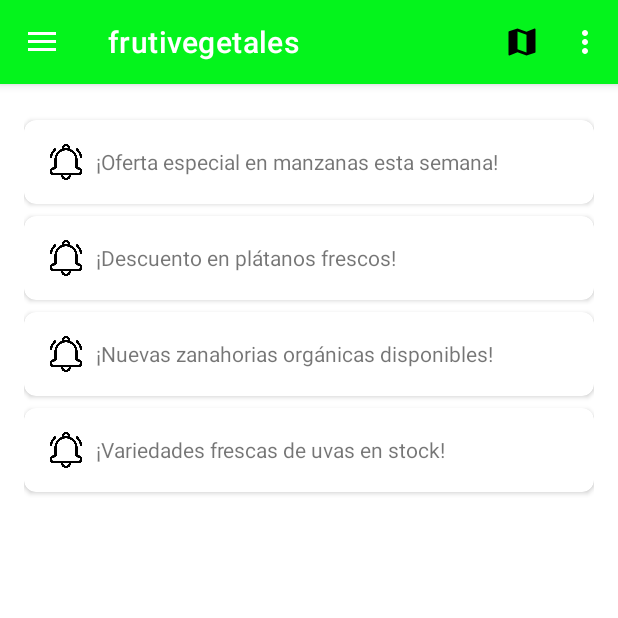
After one commit to yurani25/frutivegetales3, an Android app: the fragment NotificacionesFragment placed in its activity, on a phone screen of 412 x 824 dp, the top half of it. The commit adds this screen. Run offline under Robolectric (Android 15) with nearby library versions, the phone set to English and light mode, and no system bars.

Commit message:
notificaciones

```diff
--- a/app/src/main/java/com/example/navigationdrawerkotlin/EditProfileFragment.kt
+++ b/app/src/main/java/com/example/navigationdrawerkotlin/EditProfileFragment.kt
@@ -78,13 +78,20 @@ class EditProfileFragment : Fragment() {
 
         return view
     }
-
     // Método para manejar el resultado de seleccionar una imagen
     override fun onActivityResult(requestCode: Int, resultCode: Int, data: Intent?) {
         super.onActivityResult(requestCode, resultCode, data)
         if (requestCode == 1 && resultCode == Activity.RESULT_OK && data != null && data.data != null) {
             selectedImageUri = data.data
             Log.d("ImageUri", "Selected Image Uri: $selectedImageUri")
+
+            // Mostrar la imagen seleccionada en el ImageView
+            val selectedImageView = view?.findViewById<ImageView>(R.id.selectedImageView)
+            selectedImageView?.visibility = View.VISIBLE
+            Picasso.get().load(selectedImageUri).into(selectedImageView)
+
+            // También puedes ocultar el ImageView principal
+            view?.findViewById<ImageView>(R.id.profileImageView)?.visibility = View.GONE
         }
     }
 
--- a/app/src/main/java/com/example/navigationdrawerkotlin/MainActivity.kt
+++ b/app/src/main/java/com/example/navigationdrawerkotlin/MainActivity.kt
@@ -82,7 +82,7 @@ class MainActivity : AppCompatActivity(), NavigationView.OnNavigationItemSelecte
             R.id.nav_quejas -> supportFragmentManager.beginTransaction()
                 .replace(R.id.fragment_container, PqrsFragment())
                 .commit()
-            R.id.nav_productos -> supportFragmentManager.beginTransaction()
+            R.id.nav_misproductos -> supportFragmentManager.beginTransaction()
                 .replace(R.id.fragment_container, MisproductosFragment())
                 .commit()
             R.id.nav_cuenta -> supportFragmentManager.beginTransaction()
--- /dev/null
+++ b/app/src/main/java/com/example/navigationdrawerkotlin/NotificacionesFragment.kt
@@ -0,0 +1,59 @@
+package com.example.navigationdrawerkotlin
+
+import android.os.Bundle
+import androidx.fragment.app.Fragment
+import android.view.LayoutInflater
+import android.view.View
+import android.view.ViewGroup
+
+// TODO: Rename parameter arguments, choose names that match
+// the fragment initialization parameters, e.g. ARG_ITEM_NUMBER
+private const val ARG_PARAM1 = "param1"
+private const val ARG_PARAM2 = "param2"
+
+/**
+ * A simple [Fragment] subclass.
+ * Use the [NotificacionesFragment.newInstance] factory method to
+ * create an instance of this fragment.
+ */
+class NotificacionesFragment : Fragment() {
+    // TODO: Rename and change types of parameters
+    private var param1: String? = null
+    private var param2: String? = null
+
+    override fun onCreate(savedInstanceState: Bundle?) {
+        super.onCreate(savedInstanceState)
+        arguments?.let {
+            param1 = it.getString(ARG_PARAM1)
+            param2 = it.getString(ARG_PARAM2)
+        }
+    }
+
+    override fun onCreateView(
+        inflater: LayoutInflater, container: ViewGroup?,
+        savedInstanceState: Bundle?
+    ): View? {
+        // Inflate the layout for this fragment
+        return inflater.inflate(R.layout.fragment_notificaciones, container, false)
+    }
+
+    companion object {
+        /**
+         * Use this factory method to create a new instance of
+         * this fragment using the provided parameters.
+         *
+         * @param param1 Parameter 1.
+         * @param param2 Parameter 2.
+         * @return A new instance of fragment NotificacionesFragment.
+         */
+        // TODO: Rename and change types and number of parameters
+        @JvmStatic
+        fun newInstance(param1: String, param2: String) =
+            NotificacionesFragment().apply {
+                arguments = Bundle().apply {
+                    putString(ARG_PARAM1, param1)
+                    putString(ARG_PARAM2, param2)
+                }
+            }
+    }
+}
--- a/app/src/main/java/com/example/navigationdrawerkotlin/settingsFragment.kt
+++ b/app/src/main/java/com/example/navigationdrawerkotlin/settingsFragment.kt
@@ -5,6 +5,8 @@ import androidx.fragment.app.Fragment
 import android.view.LayoutInflater
 import android.view.View
 import android.view.ViewGroup
+import android.widget.LinearLayout
+import androidx.fragment.app.FragmentManager
 
 // TODO: Rename parameter arguments, choose names that match
 // the fragment initialization parameters, e.g. ARG_ITEM_NUMBER
@@ -17,43 +19,26 @@ private const val ARG_PARAM2 = "param2"
  * create an instance of this fragment.
  */
 class settingsFragment : Fragment() {
-    // TODO: Rename and change types of parameters
-    private var param1: String? = null
-    private var param2: String? = null
-
-    override fun onCreate(savedInstanceState: Bundle?) {
-        super.onCreate(savedInstanceState)
-        arguments?.let {
-            param1 = it.getString(ARG_PARAM1)
-            param2 = it.getString(ARG_PARAM2)
-        }
-    }
-
     override fun onCreateView(
         inflater: LayoutInflater, container: ViewGroup?,
         savedInstanceState: Bundle?
     ): View? {
         // Inflate the layout for this fragment
-        return inflater.inflate(R.layout.fragment_settings, container, false)
-    }
+        val view = inflater.inflate(R.layout.fragment_settings, container, false)
 
-    companion object {
-        /**
-         * Use this factory method to create a new instance of
-         * this fragment using the provided parameters.
-         *
-         * @param param1 Parameter 1.
-         * @param param2 Parameter 2.
-         * @return A new instance of fragment settingsFragment.
-         */
-        // TODO: Rename and change types and number of parameters
-        @JvmStatic
-        fun newInstance(param1: String, param2: String) =
-            settingsFragment().apply {
-                arguments = Bundle().apply {
-                    putString(ARG_PARAM1, param1)
-                    putString(ARG_PARAM2, param2)
-                }
-            }
+        // Obtén la referencia al LinearLayout de frutas
+        val notificacionesLayout = view.findViewById<LinearLayout>(R.id.notificacionesLayout)
+
+        // Configura el OnClickListener para abrir el fragmento de frutas
+        notificacionesLayout.setOnClickListener {
+            val notificacionesFragment = NotificacionesFragment() // Reemplaza con el nombre correcto de tu fragmento de frutas
+            val fragmentManager: FragmentManager? = fragmentManager
+            fragmentManager?.beginTransaction()
+                ?.replace(R.id.fragment_container, notificacionesFragment)
+                ?.addToBackStack(null)
+                ?.commit()
+        }
+
+        return view
     }
 }
--- a/app/src/main/res/layout/fragment_edit_profile.xml
+++ b/app/src/main/res/layout/fragment_edit_profile.xml
@@ -10,6 +10,15 @@
         android:layout_width="wrap_content"
         android:layout_height="wrap_content"
         android:text="Seleccionar Imagen" />
+
+    <ImageView
+        android:id="@+id/selectedImageView"
+    android:layout_width="200dp"
+    android:layout_height="200dp"
+    android:layout_gravity="center"
+    android:layout_marginTop="16dp"
+    android:adjustViewBounds="true"
+    android:visibility="gone" />
 
     <ImageView
         android:id="@+id/profileImageView"
--- /dev/null
+++ b/app/src/main/res/layout/fragment_notificaciones.xml
@@ -0,0 +1,132 @@
+<?xml version="1.0" encoding="utf-8"?>
+<LinearLayout xmlns:android="http://schemas.android.com/apk/res/android"
+    xmlns:app="http://schemas.android.com/apk/res-auto"
+    android:layout_width="match_parent"
+    android:layout_height="match_parent"
+    android:orientation="vertical"
+    android:padding="16dp">
+
+    <!-- Notificación 1 - Manzanas -->
+    <androidx.cardview.widget.CardView
+        android:layout_width="match_parent"
+        android:layout_height="wrap_content"
+        app:cardCornerRadius="8dp"
+        android:layout_marginTop="8dp">
+
+        <RelativeLayout
+            android:layout_width="match_parent"
+            android:layout_height="wrap_content"
+            android:padding="16dp">
+
+            <ImageView
+                android:id="@+id/ivNotificacion1"
+                android:layout_width="24dp"
+                android:layout_height="24dp"
+                android:src="@drawable/notificacion"
+                android:layout_alignParentStart="true"
+                android:layout_centerVertical="true"
+                android:layout_marginEnd="8dp" />
+
+            <TextView
+                android:id="@+id/tvNotificacion1"
+                android:layout_width="wrap_content"
+                android:layout_height="wrap_content"
+                android:text="¡Oferta especial en manzanas esta semana!"
+                android:layout_toEndOf="@id/ivNotificacion1"
+                android:layout_centerVertical="true" />
+        </RelativeLayout>
+    </androidx.cardview.widget.CardView>
+
+    <!-- Notificación 2 - Plátanos -->
+    <androidx.cardview.widget.CardView
+        android:layout_width="match_parent"
+        android:layout_height="wrap_content"
+        app:cardCornerRadius="8dp"
+        android:layout_marginTop="8dp">
+
+        <RelativeLayout
+            android:layout_width="match_parent"
+            android:layout_height="wrap_content"
+            android:padding="16dp">
+
+            <ImageView
+                android:id="@+id/ivNotificacion2"
+                android:layout_width="24dp"
+                android:layout_height="24dp"
+                android:src="@drawable/notificacion"
+                android:layout_alignParentStart="true"
+                android:layout_centerVertical="true"
+                android:layout_marginEnd="8dp" />
+
+            <TextView
+                android:id="@+id/tvNotificacion2"
+                android:layout_width="wrap_content"
+                android:layout_height="wrap_content"
+                android:text="¡Descuento en plátanos frescos!"
+                android:layout_toEndOf="@id/ivNotificacion2"
+                android:layout_centerVertical="true" />
+        </RelativeLayout>
+    </androidx.cardview.widget.CardView>
+
+    <!-- Notificación 3 - Zanahorias -->
+    <androidx.cardview.widget.CardView
+        android:layout_width="match_parent"
+        android:layout_height="wrap_content"
+        app:cardCornerRadius="8dp"
+        android:layout_marginTop="8dp">
+
+        <RelativeLayout
+            android:layout_width="match_parent"
+            android:layout_height="wrap_content"
+            android:padding="16dp">
+
+            <ImageView
+                android:id="@+id/ivNotificacion3"
+                android:layout_width="24dp"
+                android:layout_height="24dp"
+                android:src="@drawable/notificacion"
+                android:layout_alignParentStart="true"
+                android:layout_centerVertical="true"
+                android:layout_marginEnd="8dp" />
+
+            <TextView
+                android:id="@+id/tvNotificacion3"
+                android:layout_width="wrap_content"
+                android:layout_height="wrap_content"
+                android:text="¡Nuevas zanahorias orgánicas disponibles!"
+                android:layout_toEndOf="@id/ivNotificacion3"
+                android:layout_centerVertical="true" />
+        </RelativeLayout>
+    </androidx.cardview.widget.CardView>
+
+    <!-- Notificación 4 - Uvas -->
+    <androidx.cardview.widget.CardView
+        android:layout_width="match_parent"
+        android:layout_height="wrap_content"
+        app:cardCornerRadius="8dp"
+        android:layout_marginTop="8dp">
+
+        <RelativeLayout
+            android:layout_width="match_parent"
+            android:layout_height="wrap_content"
+            android:padding="16dp">
+
+            <ImageView
+                android:id="@+id/ivNotificacion4"
+                android:layout_width="24dp"
+                android:layout_height="24dp"
+                android:src="@drawable/notificacion"
+                android:layout_alignParentStart="true"
+                android:layout_centerVertical="true"
+                android:layout_marginEnd="8dp" />
+
+            <TextView
+                android:id="@+id/tvNotificacion4"
+                android:layout_width="wrap_content"
+                android:layout_height="wrap_content"
+                android:text="¡Variedades frescas de uvas en stock!"
+                android:layout_toEndOf="@id/ivNotificacion4"
+                android:layout_centerVertical="true" />
+        </RelativeLayout>
+    </androidx.cardview.widget.CardView>
+</LinearLayout>
--- a/app/src/main/res/layout/fragment_settings.xml
+++ b/app/src/main/res/layout/fragment_settings.xml
@@ -22,29 +22,10 @@
          android:orientation="vertical"
          android:layout_marginTop="16dp">
 
-          <!-- Tu cuenta -->
-          <LinearLayout
-              android:layout_width="wrap_content"
-              android:layout_height="wrap_content"
-              android:orientation="horizontal"
-              android:layout_marginBottom="8dp">
-
-               <ImageView
-                   android:layout_width="24dp"
-                   android:layout_height="46dp"
-                   android:src="@drawable/perfil" /> <!-- Icono para Tu cuenta -->
-
-               <TextView
-                   android:layout_width="wrap_content"
-                   android:layout_height="match_parent"
-                   android:layout_marginStart="8dp"
-                   android:text="Tu cuenta"
-                   android:textColor="#000000"
-                   android:textSize="18sp" />
-          </LinearLayout>
-
           <!-- Notificaciones -->
           <LinearLayout
+
+              android:id="@+id/notificacionesLayout"
               android:layout_width="wrap_content"
               android:layout_height="wrap_content"
               android:orientation="horizontal"
--- a/app/src/main/res/menu/nav_menu.xml
+++ b/app/src/main/res/menu/nav_menu.xml
@@ -51,8 +51,6 @@
             android:title="Mostrar Mapa"
             android:icon="@drawable/baseline_map_24"
             app:showAsAction="ifRoom" />
-
-
     </group>
 
     <item android:title="">
@@ -63,4 +61,5 @@
                 android:title="Salir" />
         </menu>
     </item>
+
 </menu>
```
